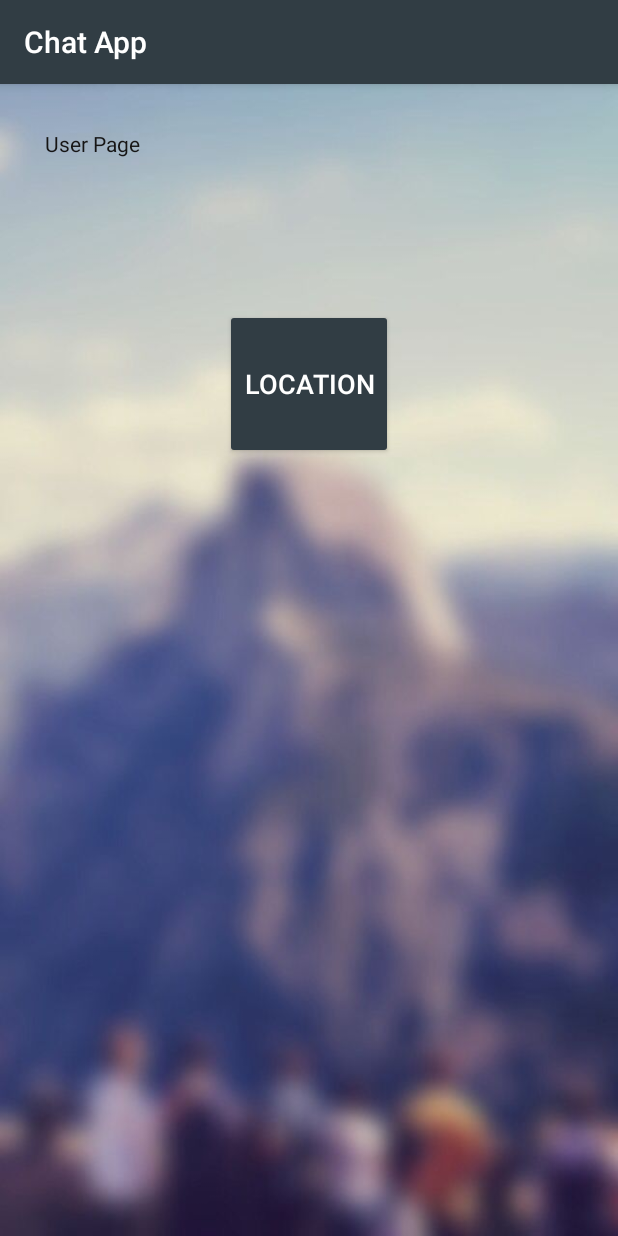
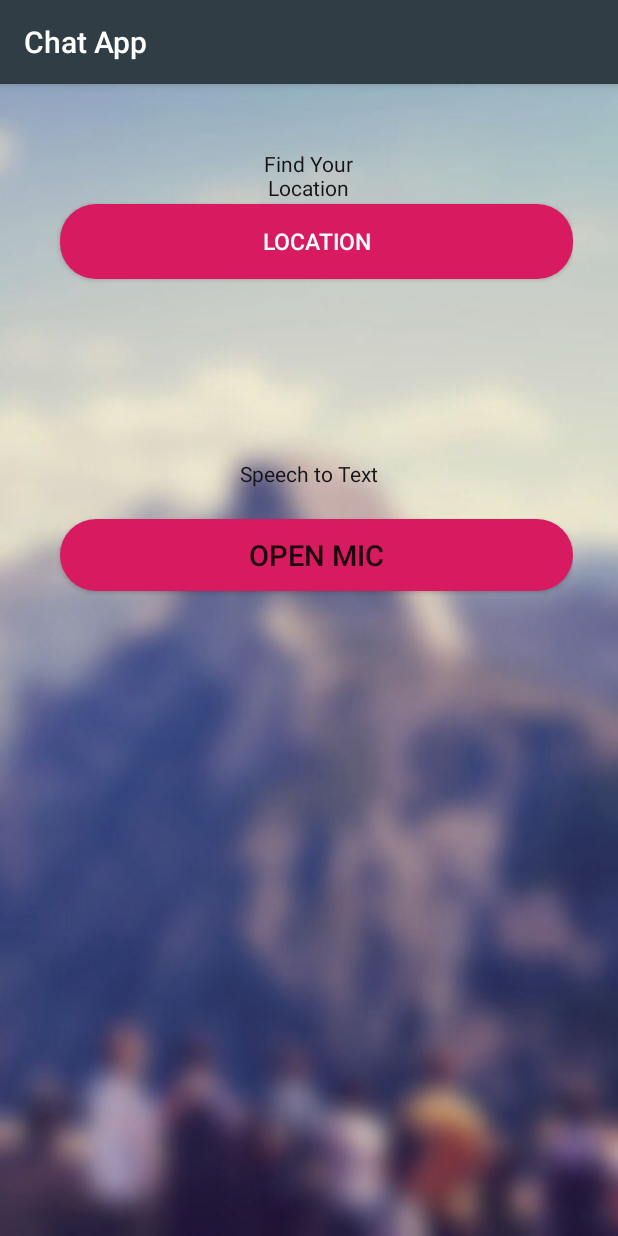
Before and after one commit to ShuvasRayamajhi/AndroidTouristApp, an Android app: the MemberPage screen opened directly, with no data from a screen before it, on a phone screen of 412 x 824 dp. Run offline under Robolectric (Android 15) with nearby library versions, the phone set to English and light mode, and no system bars.

Commit message:
added design for text to speech

```diff
--- a/app/src/main/res/layout/activity_member_page.xml
+++ b/app/src/main/res/layout/activity_member_page.xml
@@ -5,27 +5,58 @@
     android:layout_width="match_parent"
     android:layout_height="match_parent"
     android:background="@drawable/maps_back"
+    android:padding="30dp"
+    android:orientation="vertical"
     tools:context=".MemberPage">
 
     <TextView
         android:id="@+id/textView"
-        android:layout_width="wrap_content"
-        android:layout_height="59dp"
-        android:text="User Page"
+        android:layout_width="100dp"
+        android:layout_height="60dp"
+        android:text="Find Your Location"
+        android:gravity="center"
         android:backgroundTint="@color/colorPrimary"
         android:textColor="#161515"
-        android:layout_margin="30dp"
+        android:layout_marginTop="1dp"
+        android:layout_marginLeft= "125dp"
+        />
+
+    <Button
+        android:id="@+id/log_btn"
+        android:layout_width="match_parent"
+        android:layout_height="50dp"
+        android:layout_marginTop="50dp"
+        android:layout_marginLeft= "10dp"
+        android:background="@drawable/rounded_button"
+        android:text="Location"
+        android:onClick="btnLocation"
+        android:textColor="#ffffff"
+        android:textSize="15dp" />
+
+    <TextView
+        android:id="@+id/txt_output"
+        android:layout_width="100dp"
+        android:layout_height="60dp"
+        android:text="Speech to Text"
+        android:gravity="center"
+        android:backgroundTint="@color/colorPrimary"
+        android:textColor="#161515"
+        android:layout_marginTop="200dp"
+        android:layout_marginLeft= "125dp"
+        />
+
+    <Button
+        android:layout_width="match_parent"
+        android:layout_height="wrap_content"
+        android:background="@drawable/rounded_button"
+        android:text="Open Mic"
+        android:textSize="19sp"
+        android:layout_marginTop="260dp"
+        android:layout_marginLeft= "10dp"
+        android:onClick="btnSpeech"
+
 
         />
 
-    <Button
-        android:id="@+id/location_but"
-        android:layout_width="500dp"
-        android:layout_height="100dp"
-        android:layout_margin="150dp"
-        android:backgroundTint="@color/colorPrimary"
-        android:onClick="btnLocation"
-        android:text="Location"
-        android:textColor="#ffffff"
-        android:textSize="18dp" />
+
 </RelativeLayout>
```
